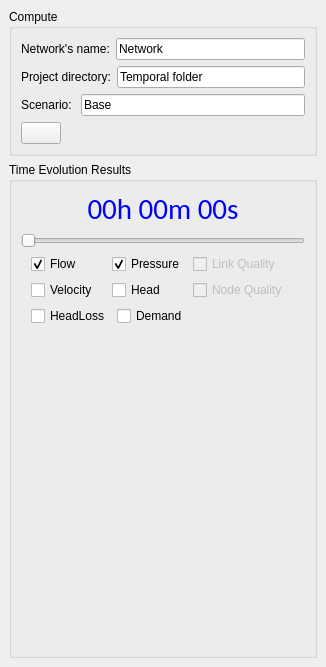
qgisred/QGISRed, file ui/qgisred_results_dock.ui: the form before one commit.
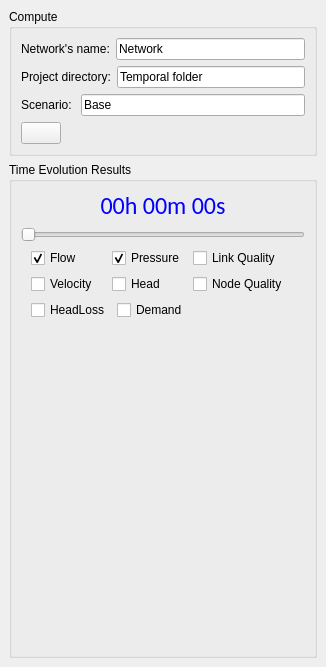
The form after the commit. Icons and pictures are not drawn.

Commit message: Changed csv to dbf files Simulation of quality and improvement performance to show results

What changed in the file:
```diff
--- a/ui/qgisred_results_dock.ui
+++ b/ui/qgisred_results_dock.ui
@@ -213,7 +213,7 @@
              <property name="font">
               <font>
                <family>Calibri</family>
-               <pointsize>22</pointsize>
+               <pointsize>18</pointsize>
                <weight>9</weight>
                <italic>false</italic>
                <bold>false</bold>
@@ -318,7 +318,7 @@
                  <item>
                   <widget class="QCheckBox" name="cbQualityLink">
                    <property name="enabled">
-                    <bool>false</bool>
+                    <bool>true</bool>
                    </property>
                    <property name="font">
                     <font>
@@ -392,7 +392,7 @@
                  <item>
                   <widget class="QCheckBox" name="cbQualityNode">
                    <property name="enabled">
-                    <bool>false</bool>
+                    <bool>true</bool>
                    </property>
                    <property name="font">
                     <font>
```
Left out of the diff: 2 changed lines with no effect on the pictures. The commit also changes 19 other files.
